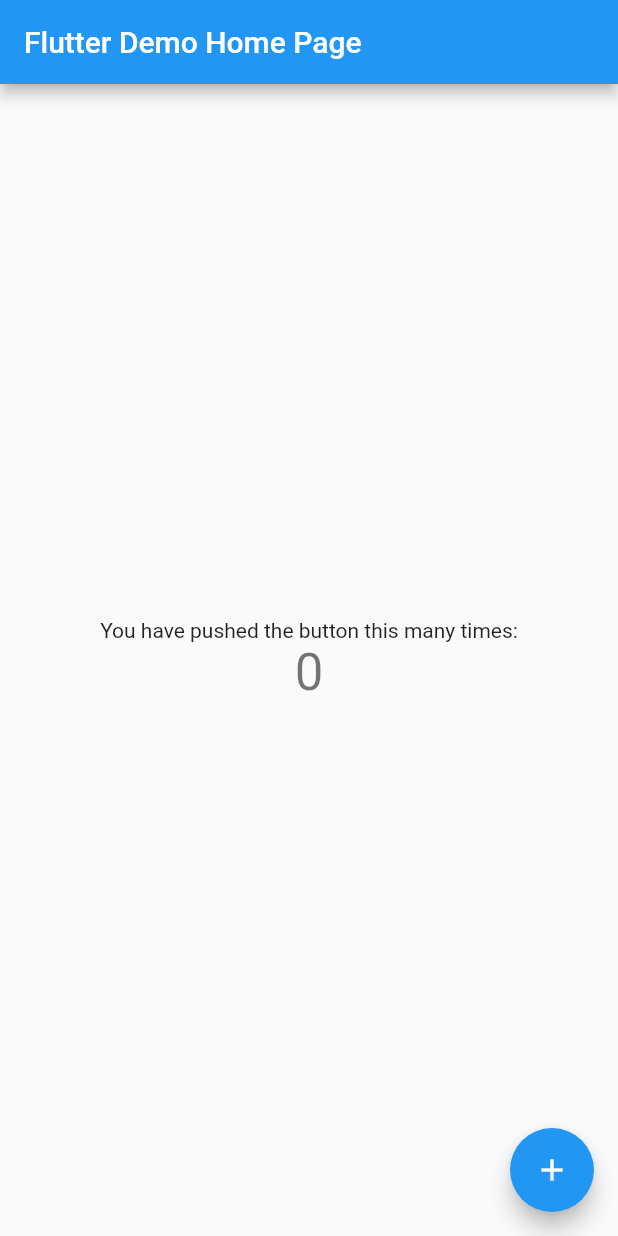
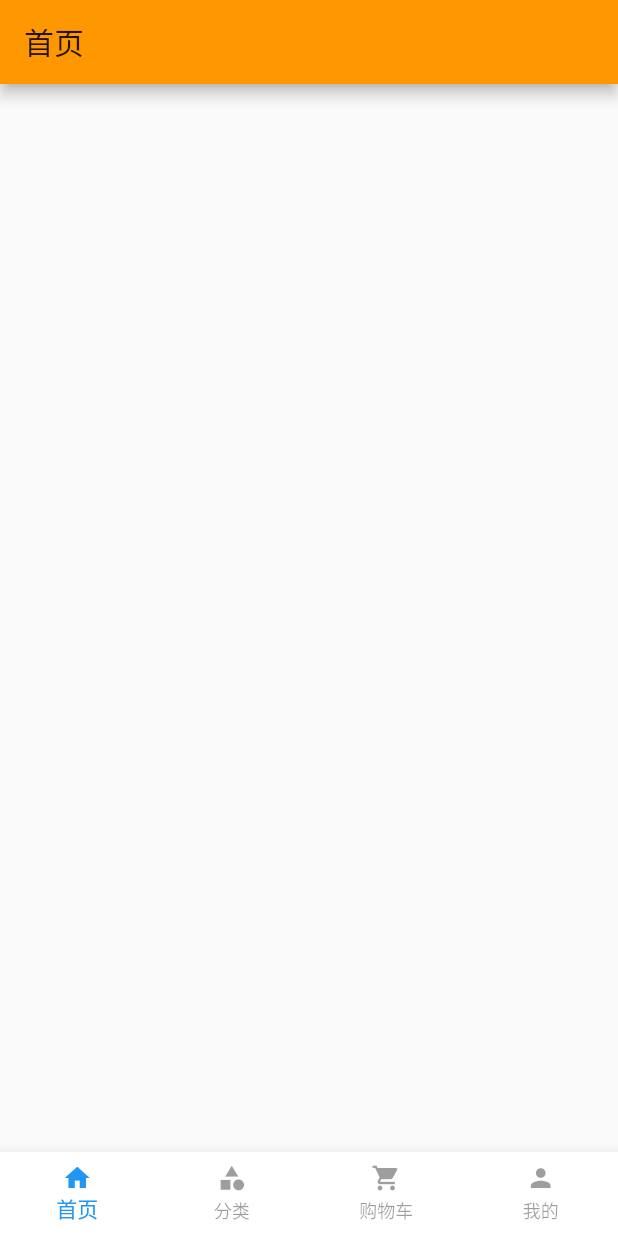
Before and after one commit to swlizhao/flutter_app_project, a Flutter app: the screen it shows after launch, on a phone screen of 412 x 824 dp. Run offline on Flutter 3.47's test engine with Material 2 defaults, Android fonts, the phone set to English and light mode, and no system bars.

Commit message:
lizhao
项目配置工作

```diff
--- a/lib/main.dart
+++ b/lib/main.dart
@@ -1,4 +1,5 @@
 import 'package:flutter/material.dart';
+import 'pages/tabBar_page.dart';
 
 void main() => runApp(MyApp());
 
@@ -8,104 +9,11 @@ class MyApp extends StatelessWidget {
   Widget build(BuildContext context) {
     return MaterialApp(
       title: 'Flutter Demo',
+      debugShowCheckedModeBanner: false,
       theme: ThemeData(
-        // This is the theme of your application.
-        //
-        // Try running your application with "flutter run". You'll see the
-        // application has a blue toolbar. Then, without quitting the app, try
-        // changing the primarySwatch below to Colors.green and then invoke
-        // "hot reload" (press "r" in the console where you ran "flutter run",
-        // or simply save your changes to "hot reload" in a Flutter IDE).
-        // Notice that the counter didn't reset back to zero; the application
-        // is not restarted.
-        primarySwatch: Colors.blue,
+        primarySwatch: Colors.orange,
       ),
-      home: MyHomePage(title: 'Flutter Demo Home Page'),
+      home: CustomTabBarViewControllerPage(),
     );
   }
 }
-
-class MyHomePage extends StatefulWidget {
-  MyHomePage({Key key, this.title}) : super(key: key);
-
-  // This widget is the home page of your application. It is stateful, meaning
-  // that it has a State object (defined below) that contains fields that affect
-  // how it looks.
-
-  // This class is the configuration for the state. It holds the values (in this
-  // case the title) provided by the parent (in this case the App widget) and
-  // used by the build method of the State. Fields in a Widget subclass are
-  // always marked "final".
-
-  final String title;
-
-  @override
-  _MyHomePageState createState() => _MyHomePageState();
-}
-
-class _MyHomePageState extends State<MyHomePage> {
-  int _counter = 0;
-
-  void _incrementCounter() {
-    setState(() {
-      // This call to setState tells the Flutter framework that something has
-      // changed in this State, which causes it to rerun the build method below
-      // so that the display can reflect the updated values. If we changed
-      // _counter without calling setState(), then the build method would not be
-      // called again, and so nothing would appear to happen.
-      _counter++;
-    });
-  }
-
-  @override
-  Widget build(BuildContext context) {
-    // This method is rerun every time setState is called, for instance as done
-    // by the _incrementCounter method above.
-    //
-    // The Flutter framework has been optimized to make rerunning build methods
-    // fast, so that you can just rebuild anything that needs updating rather
-    // than having to individually change instances of widgets.
-    return Scaffold(
-      appBar: AppBar(
-        // Here we take the value from the MyHomePage object that was created by
-        // the App.build method, and use it to set our appbar title.
-        title: Text(widget.title),
-      ),
-      body: Center(
-        // Center is a layout widget. It takes a single child and positions it
-        // in the middle of the parent.
-        child: Column(
-          // Column is also a layout widget. It takes a list of children and
-          // arranges them vertically. By default, it sizes itself to fit its
-          // children horizontally, and tries to be as tall as its parent.
-          //
-          // Invoke "debug painting" (press "p" in the console, choose the
-          // "Toggle Debug Paint" action from the Flutter Inspector in Android
-          // Studio, or the "Toggle Debug Paint" command in Visual Studio Code)
-          // to see the wireframe for each widget.
-          //
-          // Column has various properties to control how it sizes itself and
-          // how it positions its children. Here we use mainAxisAlignment to
-          // center the children vertically; the main axis here is the vertical
-          // axis because Columns are vertical (the cross axis would be
-          // horizontal).
-          mainAxisAlignment: MainAxisAlignment.center,
-          children: <Widget>[
-            Text(
-              'You have pushed the button this many times:',
-            ),
-            Text(
-              '$_counter',
-              style: Theme.of(context).textTheme.display1,
-            ),
-          ],
-        ),
-      ),
-      floatingActionButton: FloatingActionButton(
-        onPressed: _incrementCounter,
-        tooltip: 'Increment',
-        child: Icon(Icons.add),
-      ), // This trailing comma makes auto-formatting nicer for build methods.
-    );
-  }
-}
--- /dev/null
+++ b/lib/pages/category_page.dart
@@ -0,0 +1,19 @@
+import 'package:flutter/material.dart';
+
+class CategoryControllerPage extends StatefulWidget {
+  CategoryControllerPage({Key key}) : super(key: key);
+
+  @override
+  _CategoryControllerPageState createState() => _CategoryControllerPageState();
+}
+
+class _CategoryControllerPageState extends State<CategoryControllerPage> {
+  @override
+  Widget build(BuildContext context) {
+   return Scaffold(
+      appBar: AppBar(
+        title:Text("分类"),
+      ),
+    );
+  }
+}
--- /dev/null
+++ b/lib/pages/home_page.dart
@@ -0,0 +1,21 @@
+import 'package:flutter/material.dart';
+
+class HomePageViewController extends StatefulWidget {
+  HomePageViewController({Key key}) : super(key: key);
+
+  @override
+  _HomePageViewControllerState createState() => _HomePageViewControllerState();
+}
+
+class _HomePageViewControllerState extends State<HomePageViewController> {
+  @override
+  Widget build(BuildContext context) {
+    return  Container(
+       child: Scaffold(
+         appBar:AppBar(
+           title: Text("首页"),
+         )
+       ),
+    );
+  }
+}
--- /dev/null
+++ b/lib/pages/me_page.dart
@@ -0,0 +1,19 @@
+import 'package:flutter/material.dart';
+
+class MeControllerPage extends StatefulWidget {
+  MeControllerPage({Key key}) : super(key: key);
+
+  @override
+  _MeControllerPageState createState() => _MeControllerPageState();
+}
+
+class _MeControllerPageState extends State<MeControllerPage> {
+  @override
+  Widget build(BuildContext context) {
+    return Scaffold(
+      appBar: AppBar(
+        title:Text("我的"),
+      ),
+    );
+  }
+}
--- /dev/null
+++ b/lib/pages/shopping_page.dart
@@ -0,0 +1,19 @@
+import 'package:flutter/material.dart';
+
+class ShoppingCartControllerPage extends StatefulWidget {
+  ShoppingCartControllerPage({Key key}) : super(key: key);
+
+  @override
+  _ShoppingCartControllerPageState createState() => _ShoppingCartControllerPageState();
+}
+
+class _ShoppingCartControllerPageState extends State<ShoppingCartControllerPage> {
+  @override
+  Widget build(BuildContext context) {
+    return Scaffold(
+      appBar: AppBar(
+        title:Text("购物车"),
+      ),
+    );
+  }
+}
--- /dev/null
+++ b/lib/pages/tabBar_page.dart
@@ -0,0 +1,90 @@
+import 'package:flutter/material.dart';
+import '../pages/home_page.dart';
+import '../pages/category_page.dart';
+import '../pages/shopping_page.dart';
+import '../pages//me_page.dart';
+
+class CustomTabBarViewControllerPage extends StatefulWidget {
+  CustomTabBarViewControllerPage({Key key}) : super(key: key);
+
+  @override
+  _CustomTabBarViewControllerPageState createState() =>
+      _CustomTabBarViewControllerPageState();
+}
+
+class _CustomTabBarViewControllerPageState
+    extends State<CustomTabBarViewControllerPage> {
+  final List<Widget> _pageList = [
+    HomePageViewController(),
+    CategoryControllerPage(),
+    ShoppingCartControllerPage(),
+    MeControllerPage(),
+  ];
+
+  final List<BottomNavigationBarItem> _bottomNavBarItemList = [
+    BottomNavigationBarItem(
+      title: Text(
+        '首页',
+      ),
+      icon: Icon(Icons.home),
+    ),
+    BottomNavigationBarItem(
+      title: Text(
+        '分类',
+      ),
+      icon: Icon(Icons.category),
+    ),
+    BottomNavigationBarItem(
+      title: Text(
+        '购物车',
+      ),
+      icon: Icon(Icons.shopping_cart),
+    ),
+    BottomNavigationBarItem(
+      title: Text(
+        '我的',
+      ),
+      icon: Icon(Icons.person),
+    ),
+  ];
+
+  int _currentIndex = 0;
+  PageController _pageController;
+
+// 初始化工作
+  @override
+  void initState() {
+    super.initState();
+    this._pageController = new PageController(
+      initialPage: this._currentIndex,
+    );
+  }
+
+  @override
+  Widget build(BuildContext context) {
+    return Scaffold(
+        // appBar: AppBar( //全局的导航栏隐藏掉，子类去自己实现
+        //   title: Text("首页"),
+        // ),
+        body: PageView(
+          controller: this._pageController,
+          children: this._pageList,
+          // pageSnapping: false,
+        ),
+        bottomNavigationBar: BottomNavigationBar(
+          onTap: (int index) {
+            setState(() {
+              this._currentIndex = index;
+              this._pageController.jumpToPage(this._currentIndex);
+            });
+          },
+          currentIndex: this._currentIndex,
+          backgroundColor: Colors.white, //bottombar 背景颜色
+          iconSize: 20, //icon大小
+          unselectedItemColor: Colors.black38, //未选中颜色
+          selectedItemColor: Colors.blue,
+          type: BottomNavigationBarType.fixed, //选中颜色
+          items: this._bottomNavBarItemList,
+        ));
+  }
+}
```
